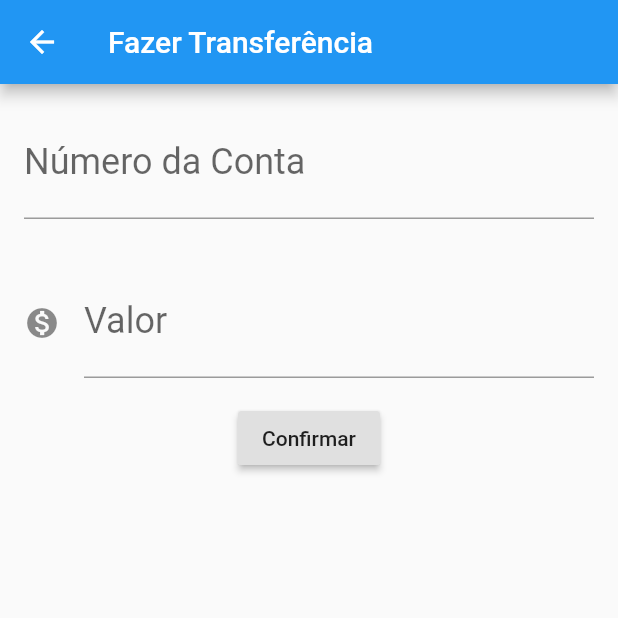
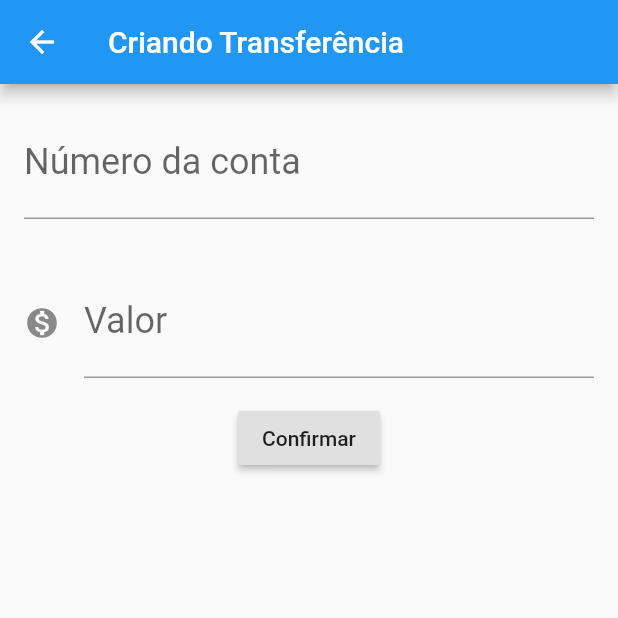
Before and after one commit to felipeassis97/trilhasoft, a Flutter app: the screen it shows after launch, after a tap on the "add" icon, on a phone screen of 412 x 824 dp, the top half of it. Run offline on Flutter 3.47's test engine with Material 2 defaults, Android fonts, the phone set to English and light mode, and no system bars.

Commit message:
Correção de Bugs

```diff
--- a/semana_1/projAlura/byteBank/lib/main.dart
+++ b/semana_1/projAlura/byteBank/lib/main.dart
@@ -1,12 +1,8 @@
-// ignore: avoid_web_libraries_in_flutter
-
-import 'dart:js';
-
 import 'package:flutter/material.dart';
 
-void main() => runApp(ByteBankApp());
+void main() => runApp(BytebankApp());
 
-class ByteBankApp extends StatelessWidget {
+class BytebankApp extends StatelessWidget {
   @override
   Widget build(BuildContext context) {
     return MaterialApp(
@@ -18,44 +14,43 @@ class ByteBankApp extends StatelessWidget {
 }
 
 class FormularioTransferencia extends StatelessWidget {
-  final TextEditingController _controladorCampoNumero = TextEditingController();
-  final TextEditingController _controladoraCampoValor = TextEditingController();
+  final TextEditingController _controladorCampoNumeroConta =
+      TextEditingController();
+  final TextEditingController _controladorCampoValor = TextEditingController();
 
   @override
   Widget build(BuildContext context) {
     return Scaffold(
         appBar: AppBar(
-        title: Text('Fazer Transferência'),
+          title: Text('Criando Transferência'),
         ),
         body: Column(
           children: <Widget>[
             Editor(
-            controlador: _controladorCampoNumero,
+              controlador: _controladorCampoNumeroConta,
               dica: '0000',
-            rotulo: 'Número da Conta',
+              rotulo: 'Número da conta',
             ),
             Editor(
-            controlador: _controladoraCampoValor,
+              dica: '0.00',
+              controlador: _controladorCampoValor,
               rotulo: 'Valor',
-            dica: '0.00',
               icone: Icons.monetization_on,
             ),
             RaisedButton(
               child: Text('Confirmar'),
               onPressed: () => _criaTransferencia(context),
-          ),
+            )
           ],
-      ),
-    );
+        ));
   }
 
   void _criaTransferencia(BuildContext context) {
-    final int numeroConta = int.tryParse(_controladorCampoNumero.text);
-    final double valor = double.tryParse(_controladoraCampoValor.text);
-
+    final int numeroConta = int.tryParse(_controladorCampoNumeroConta.text);
+    final double valor = double.tryParse(_controladorCampoValor.text);
     if (numeroConta != null && valor != null) {
       final transferenciaCriada = Transferencia(valor, numeroConta);
-      debugPrint('Criou Transferencia');
+      debugPrint('Criando transferência');
       debugPrint('$transferenciaCriada');
       Navigator.pop(context, transferenciaCriada);
     }
@@ -68,42 +63,45 @@ class Editor extends StatelessWidget {
   final String dica;
   final IconData icone;
 
-  const Editor({this.controlador, this.rotulo, this.dica, this.icone});
-  //{Parametros opcionais}
+  Editor({this.controlador, this.rotulo, this.dica, this.icone});
 
   @override
   Widget build(BuildContext context) {
     return Padding(
-      padding: const EdgeInsets.all(16.0), //Espaço entre a borda e o input
+      padding: const EdgeInsets.all(16.0),
       child: TextField(
         controller: controlador,
-        style: TextStyle(
-          fontSize: 24.0, //Tamanho da fonte (Base 8)
-        ),
+        style: TextStyle(fontSize: 24.0),
         decoration: InputDecoration(
           icon: icone != null ? Icon(icone) : null,
-          //verifica se foi passado o icone..Se não for, não deixa espaço em branco no form
-          labelText: rotulo, //Rótulo
-          hintText: dica, //Dica
+          labelText: rotulo,
+          hintText: dica,
         ),
+        keyboardType: TextInputType.number,
       ),
     );
   }
 }
 
 class ListaTransferencias extends StatelessWidget {
+  final List<Transferencia> _transferencias = List();
+
   @override
   Widget build(BuildContext context) {
+    _transferencias.add(Transferencia(100.0, 1000));
+    _transferencias.add(Transferencia(100.0, 1000));
+    _transferencias.add(Transferencia(100.0, 1000));
+    _transferencias.add(Transferencia(100.0, 1000));
     return Scaffold(
       appBar: AppBar(
         title: Text('Transferências'),
       ),
-      body: Column(
-        children: <Widget>[
-          ItemTransferencia(Transferencia(213.00, 1457659)),
-          ItemTransferencia(Transferencia(234.99, 987876)),
-          ItemTransferencia(Transferencia(23.34, 2344432))
-        ],
+      body: ListView.builder(
+        itemCount: _transferencias.length,
+        itemBuilder: (context, indice) {
+          final transferencia = _transferencias[indice];
+          return ItemTransferencia(transferencia);
+        },
       ),
       floatingActionButton: FloatingActionButton(
         child: Icon(Icons.add),
@@ -113,8 +111,9 @@ class ListaTransferencias extends StatelessWidget {
             return FormularioTransferencia();
           }));
           future.then((transferenciaRecebida) {
-            debugPrint('Chegou no Then');
+            debugPrint('chegou no then do future');
             debugPrint('$transferenciaRecebida');
+            _transferencias.add(transferenciaRecebida);
           });
         },
       ),
@@ -132,20 +131,20 @@ class ItemTransferencia extends StatelessWidget {
     return Card(
         child: ListTile(
       leading: Icon(Icons.monetization_on),
-        title: Text(_transferencia._valor.toString()),
-        subtitle: Text(_transferencia._numeroConta.toString()),
-      ),
-    );
+      title: Text(_transferencia.valor.toString()),
+      subtitle: Text(_transferencia.numeroConta.toString()),
+    ));
   }
 }
 
 class Transferencia {
-  final double _valor;
-  final int _numeroConta;
+  final double valor;
+  final int numeroConta;
 
-  Transferencia(this._valor, this._numeroConta);
+  Transferencia(this.valor, this.numeroConta);
+
   @override
   String toString() {
-    return 'Transferencia{valor: $_valor, numeroConta:$_numeroConta}';
+    return 'Transferencia{valor: $valor, numeroConta: $numeroConta}';
   }
 }
```
Also changed, not shown: semana_1/Desafio/imcCalculator/imcCalculator/lib/main.dart (deleted, +0 -119 lines), semana_1/Desafio/imcCalculator/imcCalculator/pubspec.yaml (deleted, +0 -76 lines), semana_1/projAlura/byteBank/pubspec.yaml (+6 -10 lines), semana_1/Desafio/imcCalculator/imcCalculator/pubspec.lock (deleted), semana_1/projAlura/byteBank/pubspec.lock, 87 other files. Lines whose indentation alone changed are shown as unchanged.
